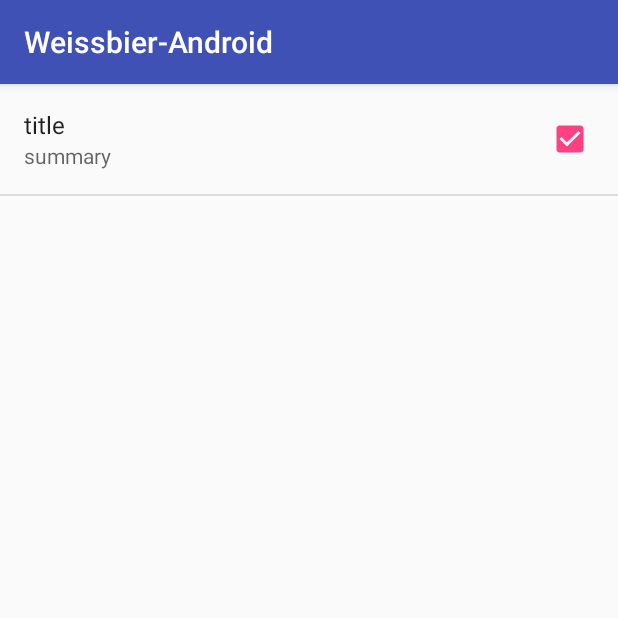
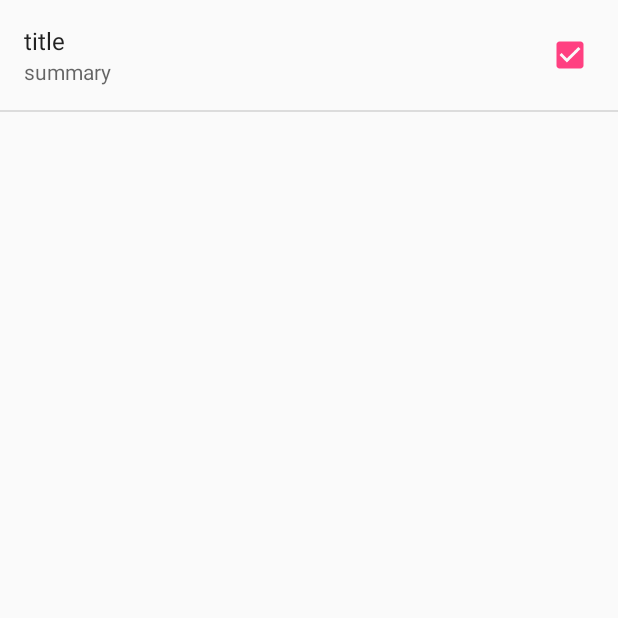
Before and after one commit to wkarl/mia-Argon, an Android app: the WeissbierActivity screen opened directly, with no data from a screen before it, on a phone screen of 412 x 824 dp, the top half of it. Run offline under Robolectric (Android 15) with nearby library versions, the phone set to English and light mode, and no system bars.

Commit message:
use activity for preferences instead of fragment

```diff
--- a/library/src/main/java/de/prosiebensat1digital/weissbier/DefaultPreferencesFragment.java
+++ /dev/null
@@ -1,25 +0,0 @@
-package de.prosiebensat1digital.weissbier;
-
-import android.os.Bundle;
-import android.app.Fragment;
-import android.preference.PreferenceFragment;
-import android.view.LayoutInflater;
-import android.view.View;
-import android.view.ViewGroup;
-
-/**
- * A simple {@link Fragment} subclass.
- * Use the {@link DefaultPreferencesFragment#newInstance} factory method to
- * create an instance of this fragment.
- */
-public class DefaultPreferencesFragment extends PreferenceFragment {
-
-    @Override
-    public void onCreate(Bundle savedInstanceState) {
-        super.onCreate(savedInstanceState);
-
-        // Load the preferences from an XML resource
-        addPreferencesFromResource(R.xml.preferences);
-    }
-
-}
--- a/library/src/main/java/de/prosiebensat1digital/weissbier/WeissbierActivity.java
+++ b/library/src/main/java/de/prosiebensat1digital/weissbier/WeissbierActivity.java
@@ -1,19 +1,17 @@
 package de.prosiebensat1digital.weissbier;
 
 import android.os.Bundle;
-import android.support.v7.app.AppCompatActivity;
+import android.preference.PreferenceActivity;
 
 /**
  * Created by Thomas Mann on 21/10/15.
  */
-public class WeissbierActivity extends AppCompatActivity {
+public class WeissbierActivity extends PreferenceActivity {
 
     @Override
     protected void onCreate(Bundle inBundle) {
         super.onCreate(inBundle);
 
-        getFragmentManager().beginTransaction()
-                .replace(android.R.id.content, new DefaultPreferencesFragment())
-                .commit();
+        addPreferencesFromResource(R.xml.preferences);
     }
 }
--- a/library/src/main/res/values/strings.xml
+++ /dev/null
@@ -1,6 +0,0 @@
-<resources>
-    <string name="app_name">Weissbier</string>
-
-<!-- TODO: Remove or change this placeholder text -->
-    <string name="hello_blank_fragment">Hello blank fragment</string>
-</resources>
```
Also changed, not shown: library/src/main/res/layout/fragment_blank.xml (deleted, +0 -13 lines).
